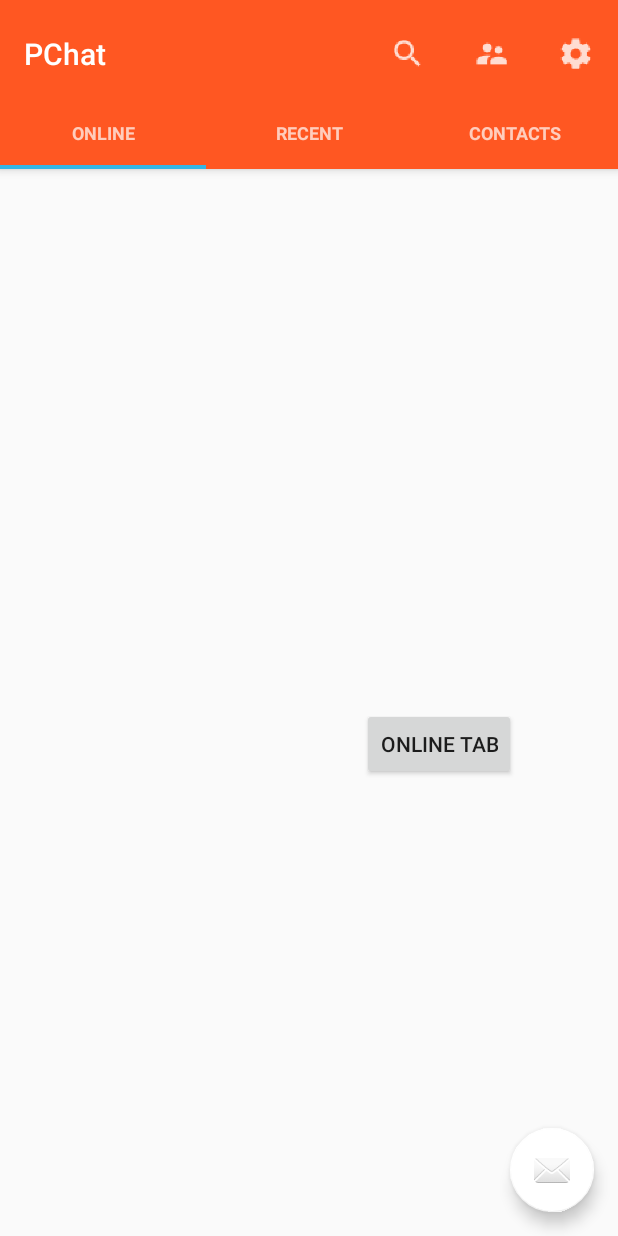
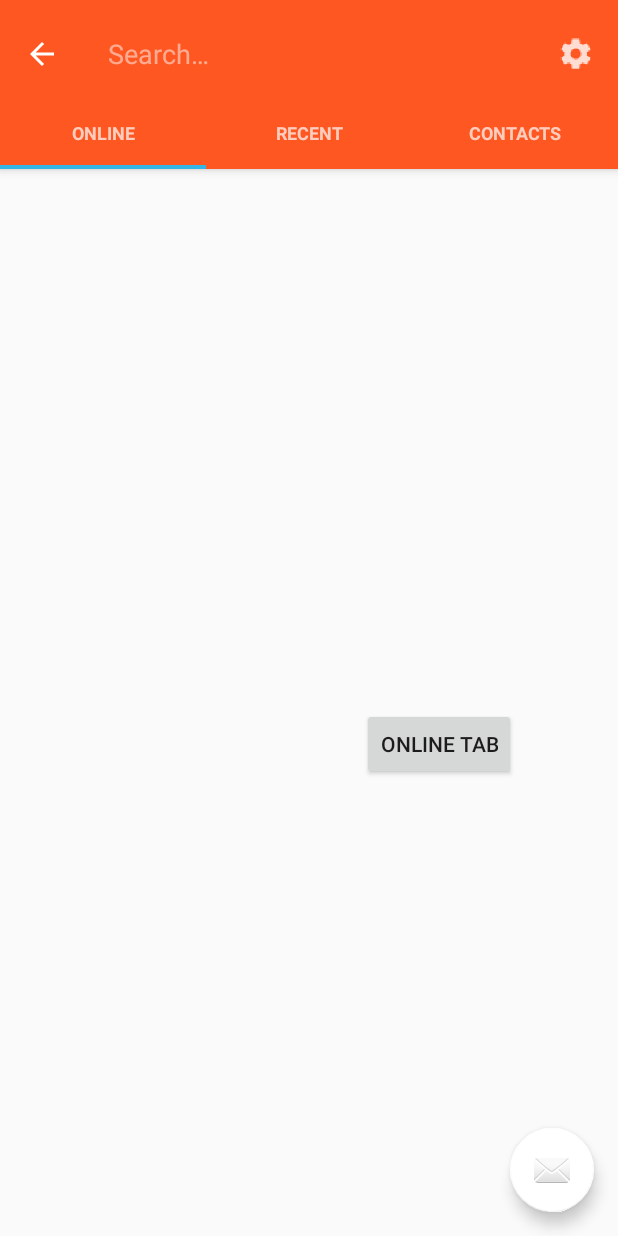
Before and after one commit to Shailendre/PChat, an Android app: the HomeScreen screen opened directly, with no data from a screen before it, after a tap on "Search", on a phone screen of 412 x 824 dp. Run offline under Robolectric (Android 15) with nearby library versions, the phone set to English and light mode, and no system bars; 1 statement that could not run was skipped.

Commit message:
Searchview position and style fixed, but filter still screwed.

```diff
--- a/app/src/main/java/com/example/amaterasu/pchat/ContactsFragment.java
+++ b/app/src/main/java/com/example/amaterasu/pchat/ContactsFragment.java
@@ -64,9 +64,10 @@ public class ContactsFragment extends Fragment {
         LoadContact loadContact = new LoadContact();
         loadContact.execute();
 
-        search = (SearchView) cf_View.findViewById(R.id.searchView);
+        //search = (SearchView) cf_View.findViewById(R.id.searchView);
 
         //*** setOnQueryTextListener ***
+        /*
         search.setOnQueryTextListener(new SearchView.OnQueryTextListener() {
 
             @Override
@@ -84,7 +85,7 @@ public class ContactsFragment extends Fragment {
             }
         });
 
-
+        */
 
         return cf_View;
     }
--- a/app/src/main/java/com/example/amaterasu/pchat/HomeScreen.java
+++ b/app/src/main/java/com/example/amaterasu/pchat/HomeScreen.java
@@ -1,13 +1,18 @@
 package com.example.amaterasu.pchat;
 
+import android.app.SearchManager;
+import android.app.SearchableInfo;
+import android.content.Context;
 import android.content.Intent;
 import android.support.design.widget.TabLayout;
 import android.support.v4.app.FragmentActivity;
 import android.app.FragmentTransaction;
+import android.support.v4.view.MenuItemCompat;
 import android.support.v4.widget.SlidingPaneLayout;
 import android.support.v7.app.ActionBarActivity;
 import android.support.v7.app.AppCompatActivity;
 import android.support.v7.widget.Toolbar;
+import android.support.v7.widget.SearchView;
 import android.app.ActionBar;
 import android.app.ActionBar.Tab;
 import android.support.v4.app.Fragment;
@@ -21,9 +26,11 @@ import android.view.MenuInflater;
 import android.view.MenuItem;
 import android.view.View;
 import android.view.ViewGroup;
-
+//import android.widget.SearchView;
 import android.widget.TextView;
 import android.widget.Toast;
+
+import com.example.amaterasu.pchat.SelectUser;
 
 public class HomeScreen extends AppCompatActivity{
     /**
@@ -43,6 +50,9 @@ public class HomeScreen extends AppCompatActivity{
     SlidingTabLayout tabs;
     CharSequence[] TabTitles={"ONLINE", "RECENT", "CONTACTS"};
     int NumOfTabs=3;
+    SelectUserAdapter adapter;
+
+    private SearchView searchView;
 
     @Override
     protected void onCreate(Bundle savedInstanceState) {
@@ -70,7 +80,28 @@ public class HomeScreen extends AppCompatActivity{
     @Override
     public boolean onCreateOptionsMenu(Menu menu) {
         MenuInflater menuInflater=getMenuInflater();
-        menuInflater.inflate(R.menu.menu_home_screen,menu);
+        menuInflater.inflate(R.menu.menu_home_screen, menu);
+
+
+        searchView = (SearchView) MenuItemCompat.getActionView(menu.findItem(R.id.icon_search));
+        SearchManager searchManager = (SearchManager) getSystemService(SEARCH_SERVICE);
+        searchView.setSearchableInfo(searchManager.getSearchableInfo(getComponentName()));
+
+        searchView.setOnQueryTextListener(new SearchView.OnQueryTextListener() {
+            @Override
+            public boolean onQueryTextSubmit(String query) {
+                return false;
+            }
+
+            @Override
+            public boolean onQueryTextChange(String newText) {
+                // newText is text entered by user to SearchView
+                Toast.makeText(getApplicationContext(), newText, Toast.LENGTH_LONG).show();
+                adapter.filter(newText);
+                return false;
+            }
+        });
+
         return true;
     }
 
@@ -87,6 +118,9 @@ public class HomeScreen extends AppCompatActivity{
             startActivity(new Intent(this,Settings.class));
         }
 
+        if (id == R.id.icon_search){
+        }
+
         return super.onOptionsItemSelected(item);
     }
 }
--- a/app/src/main/java/com/example/amaterasu/pchat/SelectUserAdapter.java
+++ b/app/src/main/java/com/example/amaterasu/pchat/SelectUserAdapter.java
@@ -136,6 +136,7 @@ public class SelectUserAdapter extends BaseAdapter {
         }
         notifyDataSetChanged();
     }
+
     static class ViewHolder {
         ImageView imageView;
         TextView title, phone;
--- a/app/src/main/res/layout/home_screen.xml
+++ b/app/src/main/res/layout/home_screen.xml
@@ -32,6 +32,8 @@
 
     </android.support.design.widget.AppBarLayout>
 
+
+
     <android.support.v4.view.ViewPager
         android:id="@+id/container"
         android:layout_width="match_parent"
--- a/app/src/main/res/menu/menu_home_screen.xml
+++ b/app/src/main/res/menu/menu_home_screen.xml
@@ -7,14 +7,16 @@
         android:id="@+id/icon_search"
         android:title="Search"
         android:icon="@drawable/ic_action_search"
-        app:showAsAction="ifRoom"/>
-
+        app:showAsAction="ifRoom|collapseActionView"
+        app:actionViewClass="android.support.v7.widget.SearchView"
+        />
+    <!--
     <item
         android:id="@+id/icon_group_chat"
         android:title="Create Group Chat"
         android:icon="@drawable/ic_action_group_chat"
         app:showAsAction="ifRoom"/>
-
+    -->
 
     <item
         android:id="@+id/icon_settings"
@@ -22,4 +24,5 @@
         android:icon="@drawable/ic_action_settings"
         app:showAsAction="ifRoom"/>
 
+
 </menu>
--- /dev/null
+++ b/app/src/main/res/xml/searchable.xml
@@ -0,0 +1,6 @@
+<?xml version="1.0" encoding="utf-8"?>
+<searchable
+    xmlns:android="http://schemas.android.com/apk/res/android"
+    android:label="@string/app_name"
+    android:hint="Search friend">
+</searchable>
```
Also changed, not shown: app/src/main/AndroidManifest.xml (+6 -2 lines), app/src/main/res/layout/fragment_contacts.xml (+0 -26 lines).
